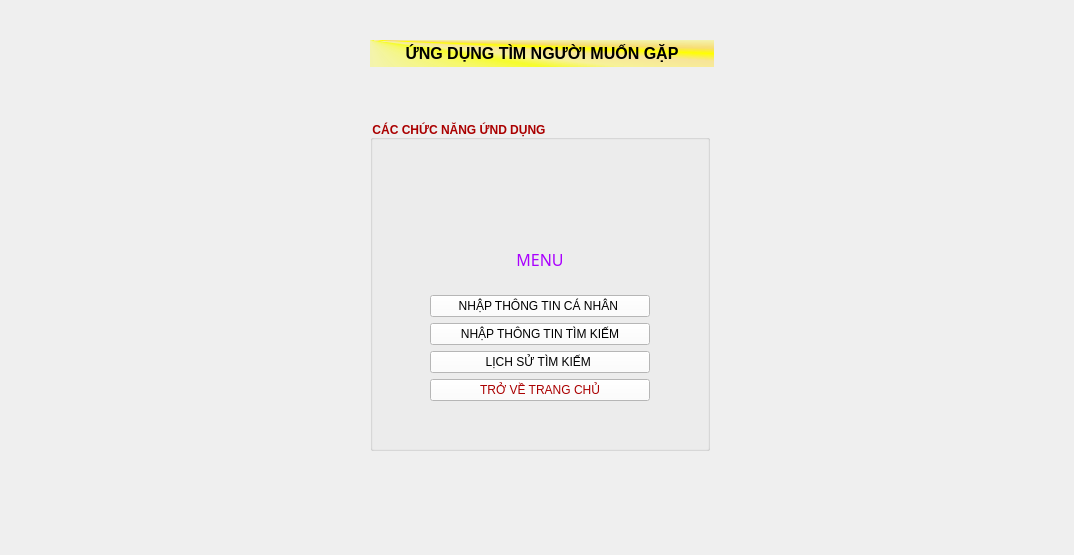
DacLuc/relative_face_recognition_app, file client/frontend/ui/mainwindow.ui: the form before one commit.
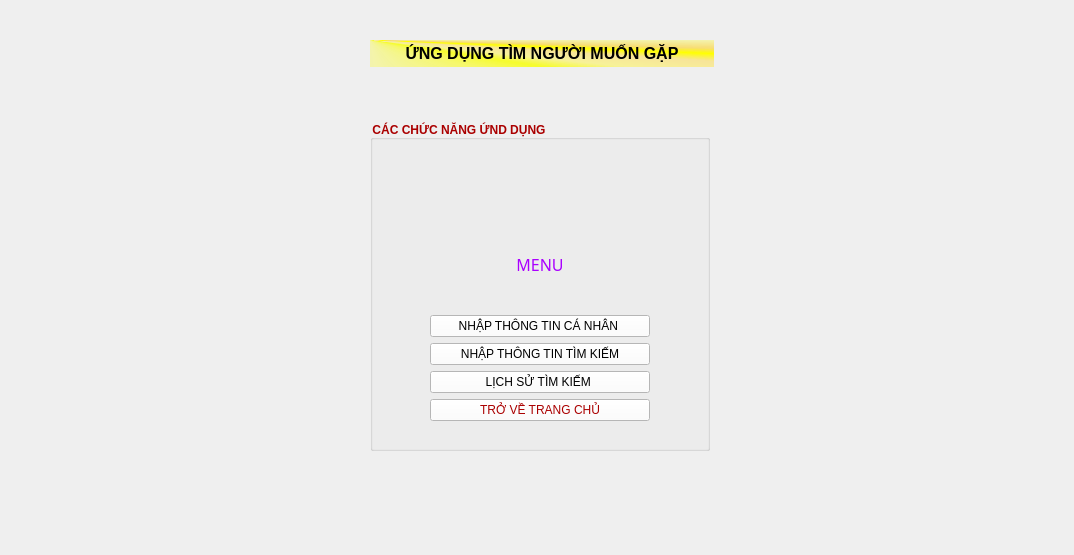
The form after the commit.

```diff
--- a/client/frontend/ui/mainwindow.ui
+++ b/client/frontend/ui/mainwindow.ui
@@ -73,9 +73,9 @@
      <property name="geometry">
       <rect>
        <x>60</x>
-       <y>110</y>
+       <y>100</y>
        <width>220</width>
-       <height>171</height>
+       <height>201</height>
       </rect>
      </property>
      <layout class="QVBoxLayout" name="menu_box">
```
